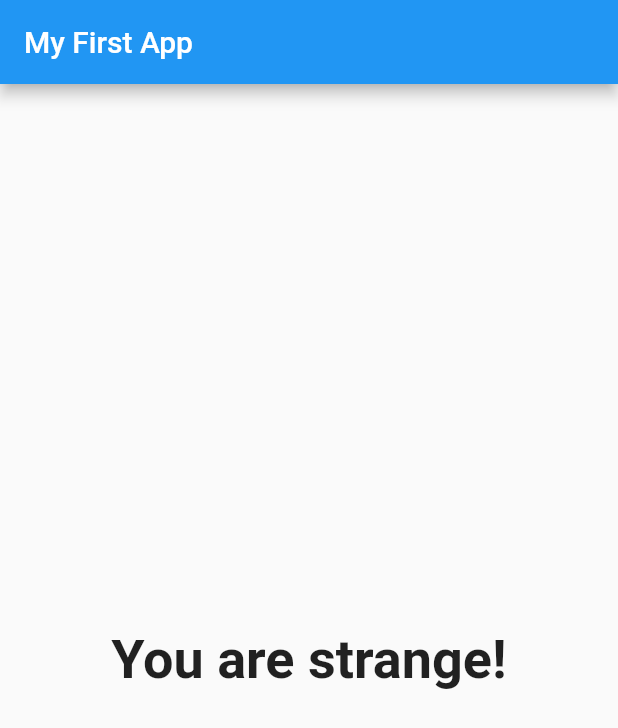
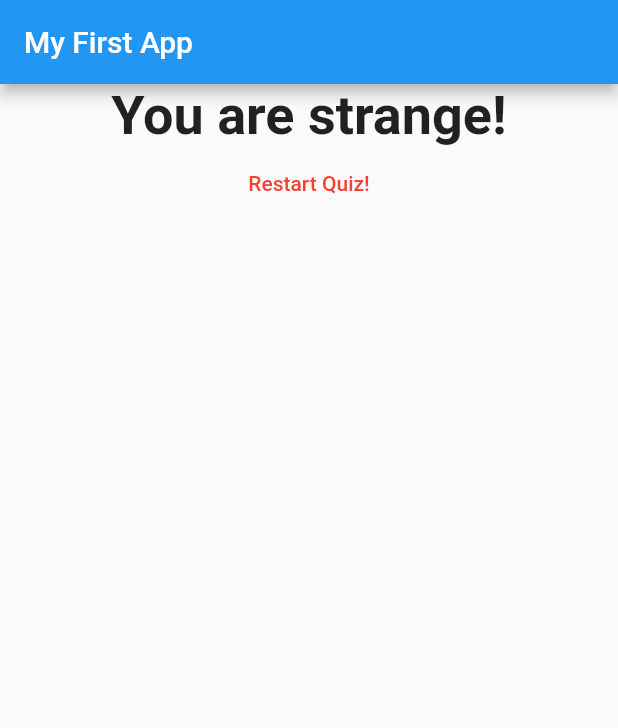
Before and after one commit to thefarismd/flutter_complete_guide, a Flutter app: the screen it shows after launch, after a tap on "Back", after a tap on "Snake", after a tap on "Max", on a phone screen of 412 x 824 dp. Shown: the top 728 px of the screen. Run offline on Flutter 3.47's test engine with Material 2 defaults, Android fonts, the phone set to English and light mode, and no system bars.

Commit message:
creating a reset button

```diff
--- a/lib/main.dart
+++ b/lib/main.dart
@@ -30,6 +30,13 @@ class _MyAppState extends State<MyApp> {
     // }
 
     print(_questionIndex);
+  }
+
+  void _resetQuiz() {
+    setState(() {
+      _questionIndex = 0;
+      _totalScore = 0;
+    });
   }
 
   @override
@@ -81,7 +88,7 @@ class _MyAppState extends State<MyApp> {
                 questionIndex: _questionIndex,
                 questions: _questions,
               )
-            : Result(_totalScore),
+            : Result(_totalScore, _resetQuiz),
       ),
     );
   }
--- a/lib/result.dart
+++ b/lib/result.dart
@@ -4,8 +4,9 @@ class Result extends StatelessWidget {
   // const MyWidget({Key key}) : super(key: key);
 
   final int resultScore;
+  final Function resetScore;
 
-  Result(this.resultScore);
+  Result(this.resultScore, this.resetScore);
 
   String get resultPhrase {
     var resultText = 'You did it!';
@@ -26,10 +27,20 @@ class Result extends StatelessWidget {
   @override
   Widget build(BuildContext context) {
     return Center(
-      child: Text(
-        resultPhrase,
-        style: TextStyle(fontSize: 36, fontWeight: FontWeight.bold),
-        textAlign: TextAlign.center,
+      child: Column(
+        children: [
+          Text(
+            resultPhrase,
+            style: TextStyle(fontSize: 36, fontWeight: FontWeight.bold),
+            textAlign: TextAlign.center,
+          ),
+          TextButton(
+            onPressed: resetScore,
+            child: Text('Restart Quiz!'),
+            style: ButtonStyle(
+                foregroundColor: MaterialStateProperty.all(Colors.red)),
+          )
+        ],
       ),
     );
   }
```
